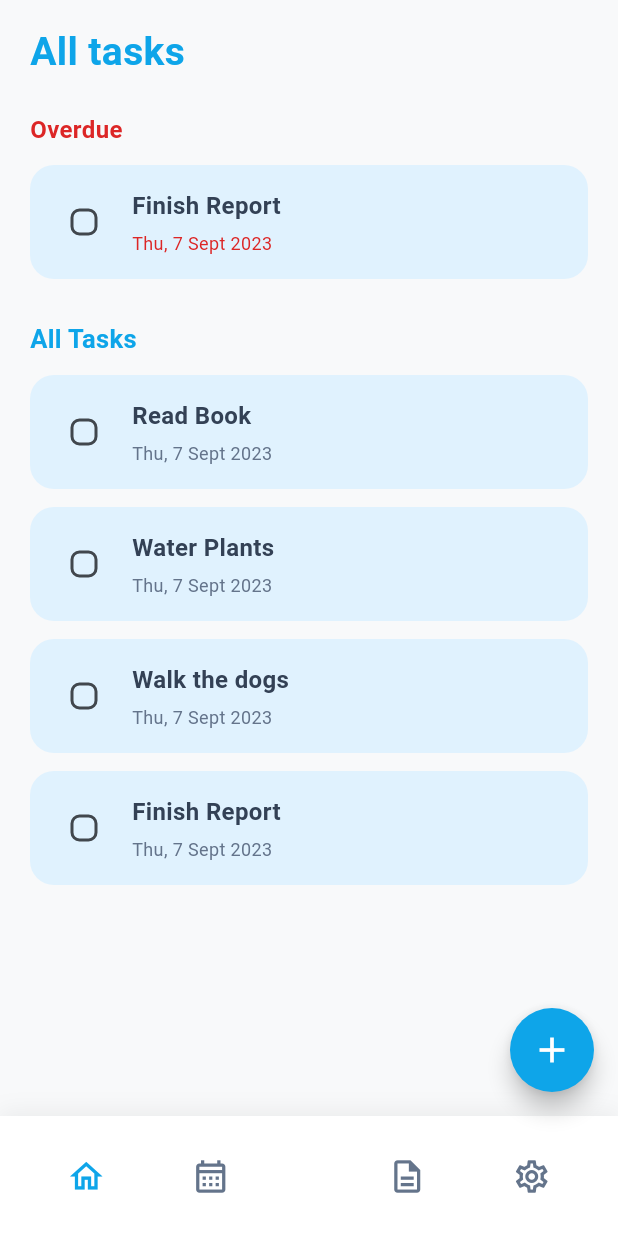
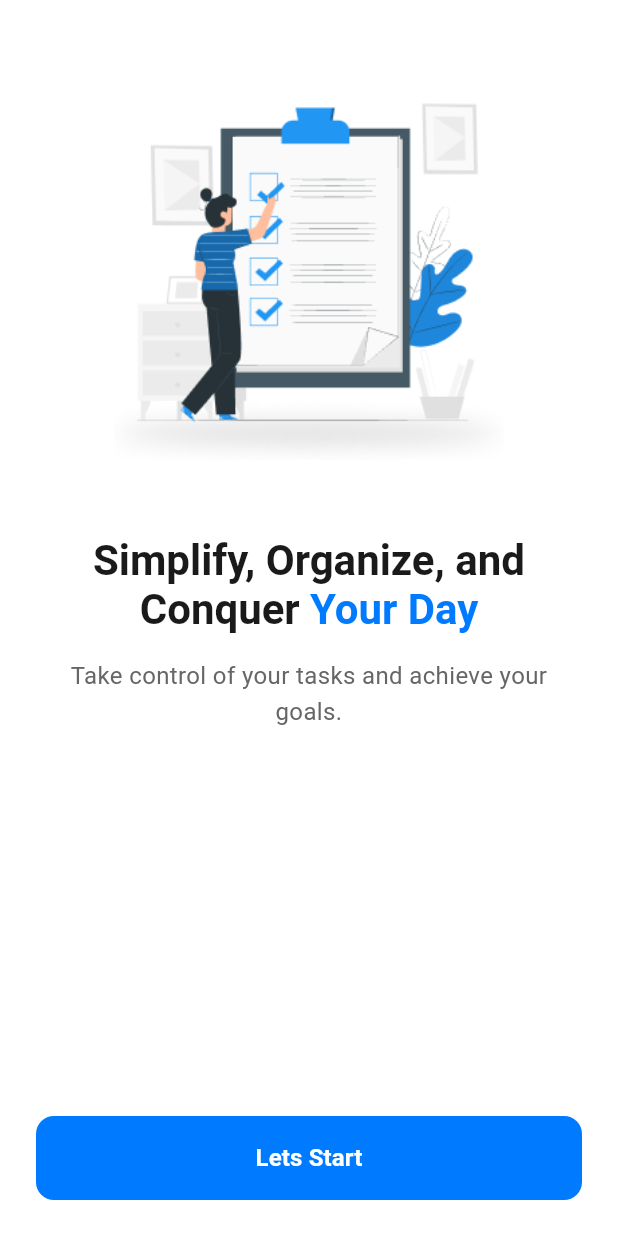
Before and after one commit to YahiaAshraf-CS/advanced_to_do_list, a Flutter app: the screen it shows after launch, on a phone screen of 412 x 824 dp. Run offline on Flutter 3.47's test engine with Material 3 defaults, Android fonts, the phone set to English and light mode, and no system bars.

Commit message:
loginScreen onBoardingScrenn UI

```diff
--- a/lib/main.dart
+++ b/lib/main.dart
@@ -1,6 +1,9 @@
+import 'package:advanced_to_do_list/theme/app_colors.dart';
 import 'package:flutter/material.dart';
-import 'theme/app_theme.dart';
-import 'view/widgets/main_navigation_screen.dart';
+
+import 'view/screens/onboarding_screen.dart';
+import 'view/screens/signin_screen.dart';
+import 'view/screens/home_screen.dart';
 
 void main() {
   runApp(const MyApp());
@@ -12,10 +15,17 @@ class MyApp extends StatelessWidget {
   @override
   Widget build(BuildContext context) {
     return MaterialApp(
+      title: 'To Do List',
       debugShowCheckedModeBanner: false,
-      title: 'Task & Calendar App',
-      theme: AppTheme.lightTheme,
-      home: const MainNavigationScreen(),
+      theme: ThemeData(
+        primaryColor: AppColors.primaryBlue,
+        scaffoldBackgroundColor: Colors.white,
+      ),
+      home: const OnboardingScreen(),
+      routes: {
+        '/signin': (context) => const SignInScreen(),
+        '/home': (context) => const HomeScreen(),
+      },
     );
   }
 }
--- a/lib/theme/app_colors.dart
+++ b/lib/theme/app_colors.dart
@@ -9,4 +9,12 @@ class AppColors {
   static const Color secondaryText = Color(0xFF64748B);
   static const Color overdue = Color(0xFFDC2626);
   static const Color white = Colors.white;
+  static const Color primaryBlue = Color(0xFF007AFF);
+  static const Color darkText = Color(0xFF1A1A1A);
+  static const Color grayText = Color(0xFF666666);
+  static const Color borderColor = Color(0xFFE0E0E0);
+  static const Color lightGray = Color(0xFFF5F5F5);
+  static const Color facebookBlue = Color(0xFF3B5998);
+  static const Color instagramPink = Color(0xFFE1306C);
+  static const Color twitterBlue = Color(0xFF1DA1F2);
 }
--- a/lib/view/screens/all_tasks_screen.dart
+++ b/lib/view/screens/all_tasks_screen.dart
@@ -1,6 +1,6 @@
+import 'package:advanced_to_do_list/view/widgets/task_card.dart';
 import 'package:flutter/material.dart';
 import '../../theme/app_colors.dart';
-import '../widgets/task_card.dart';
 
 class AllTasksScreen extends StatelessWidget {
   const AllTasksScreen({super.key});
--- /dev/null
+++ b/lib/view/screens/onboarding_screen.dart
@@ -0,0 +1,90 @@
+import 'package:advanced_to_do_list/theme/app_colors.dart';
+import 'package:flutter/material.dart';
+
+import '../widgets/primary_button.dart';
+
+class OnboardingScreen extends StatelessWidget {
+  const OnboardingScreen({super.key});
+
+  @override
+  Widget build(BuildContext context) {
+    final size = MediaQuery.of(context).size;
+
+    return Scaffold(
+      body: SafeArea(
+        child: Column(
+          children: [
+            Expanded(
+              child: SingleChildScrollView(
+                physics: const BouncingScrollPhysics(),
+                child: Column(
+                  children: [
+                    const SizedBox(height: 20),
+                    SizedBox(
+                      height: size.height * 0.38,
+                      width: double.infinity,
+                      child: Column(
+                        mainAxisAlignment: MainAxisAlignment.center,
+                        children: [
+                          Image.asset(
+                            'lib/assets/images/onboarding illustartion.png',
+                            height: 260,
+                            fit: BoxFit.contain,
+                          ),
+                        ],
+                      ),
+                    ),
+                    const SizedBox(height: 24),
+                    Padding(
+                      padding: const EdgeInsets.symmetric(horizontal: 24),
+                      child: RichText(
+                        textAlign: TextAlign.center,
+                        text: const TextSpan(
+                          style: TextStyle(
+                            fontSize: 28,
+                            fontWeight: FontWeight.bold,
+                            color: AppColors.darkText,
+                          ),
+                          children: [
+                            TextSpan(text: 'Simplify, Organize, and Conquer '),
+                            TextSpan(
+                              text: 'Your Day',
+                              style: TextStyle(color: AppColors.primaryBlue),
+                            ),
+                          ],
+                        ),
+                      ),
+                    ),
+                    const SizedBox(height: 16),
+                    const Padding(
+                      padding: EdgeInsets.symmetric(horizontal: 40),
+                      child: Text(
+                        'Take control of your tasks and achieve your goals.',
+                        textAlign: TextAlign.center,
+                        style: TextStyle(
+                          fontSize: 16,
+                          color: AppColors.grayText,
+                          height: 1.5,
+                        ),
+                      ),
+                    ),
+                    const SizedBox(height: 60),
+                  ],
+                ),
+              ),
+            ),
+            Padding(
+              padding: const EdgeInsets.all(24),
+              child: PrimaryButton(
+                text: 'Lets Start',
+                onPressed: () {
+                  Navigator.pushNamed(context, '/signin');
+                },
+              ),
+            ),
+          ],
+        ),
+      ),
+    );
+  }
+}
--- /dev/null
+++ b/lib/view/widgets/primary_button.dart
@@ -0,0 +1,41 @@
+import 'package:advanced_to_do_list/theme/app_colors.dart';
+import 'package:flutter/material.dart';
+
+
+class PrimaryButton extends StatelessWidget {
+  final String text;
+  final VoidCallback onPressed;
+
+  const PrimaryButton({
+    super.key,
+    required this.text,
+    required this.onPressed,
+  });
+
+  @override
+  Widget build(BuildContext context) {
+    return SizedBox(
+      height: 56,
+      width: double.infinity,
+      child: ElevatedButton(
+        onPressed: onPressed,
+        style: ElevatedButton.styleFrom(
+          backgroundColor: AppColors.primaryBlue,
+          foregroundColor: Colors.white,
+          elevation: 0,
+          shape: RoundedRectangleBorder(
+            borderRadius: BorderRadius.circular(12),
+          ),
+        ),
+        child: Text(
+          text,
+          style: const TextStyle(
+            fontSize: 16,
+            fontWeight: FontWeight.w600,
+            color: Colors.white,
+          ),
+        ),
+      ),
+    );
+  }
+}
```
Also changed, not shown: lib/view/screens/calender_screen.dart (+25 -21 lines), lib/view/screens/home_screen.dart (added, +69 -0 lines), lib/view/screens/signin_screen.dart (added, +164 -0 lines), lib/view/widgets/app_text_field.dart (added, +92 -0 lines), lib/view/widgets/main_navigation_screen.dart (+2 -8 lines), lib/view/widgets/social_button.dart (added, +33 -0 lines), pubspec.yaml (+7 -74 lines), lib/assets/images/onboarding illustartion.png (added), lib/core/themes/app_colors.dart (deleted), lib/core/themes/app_theme.dart (deleted), lib/view/widgets/calendar_task_card.dart (line endings or trailing spaces), lib/view/widgets/task_card.dart (line endings or trailing spaces), pubspec.lock.
